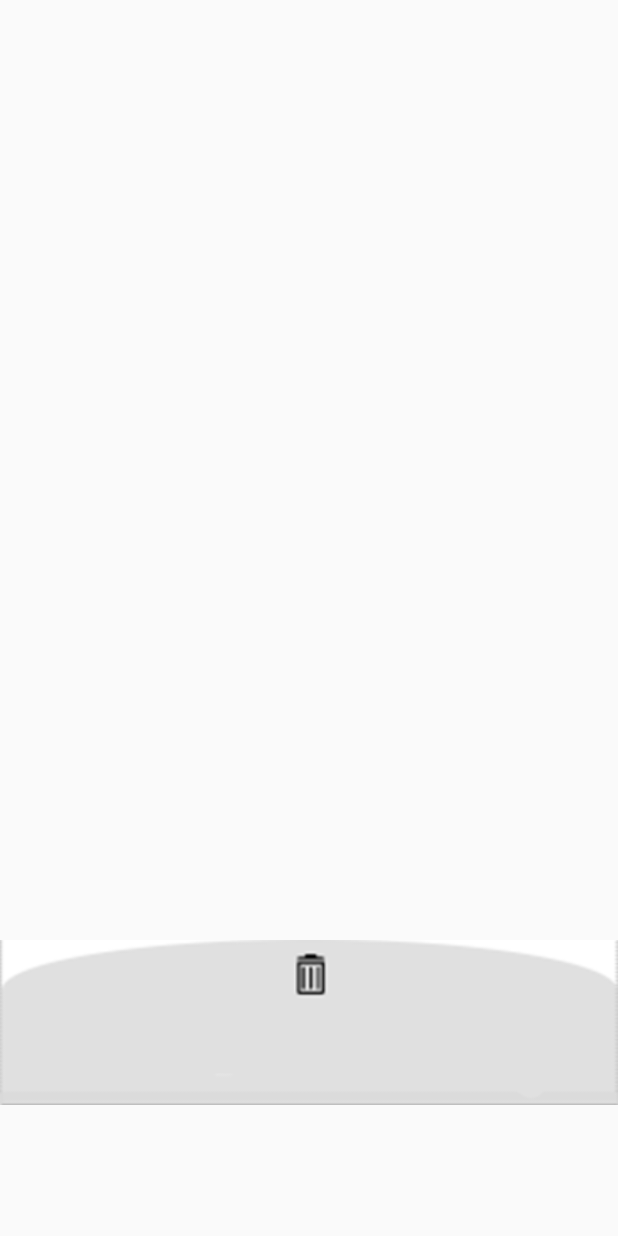
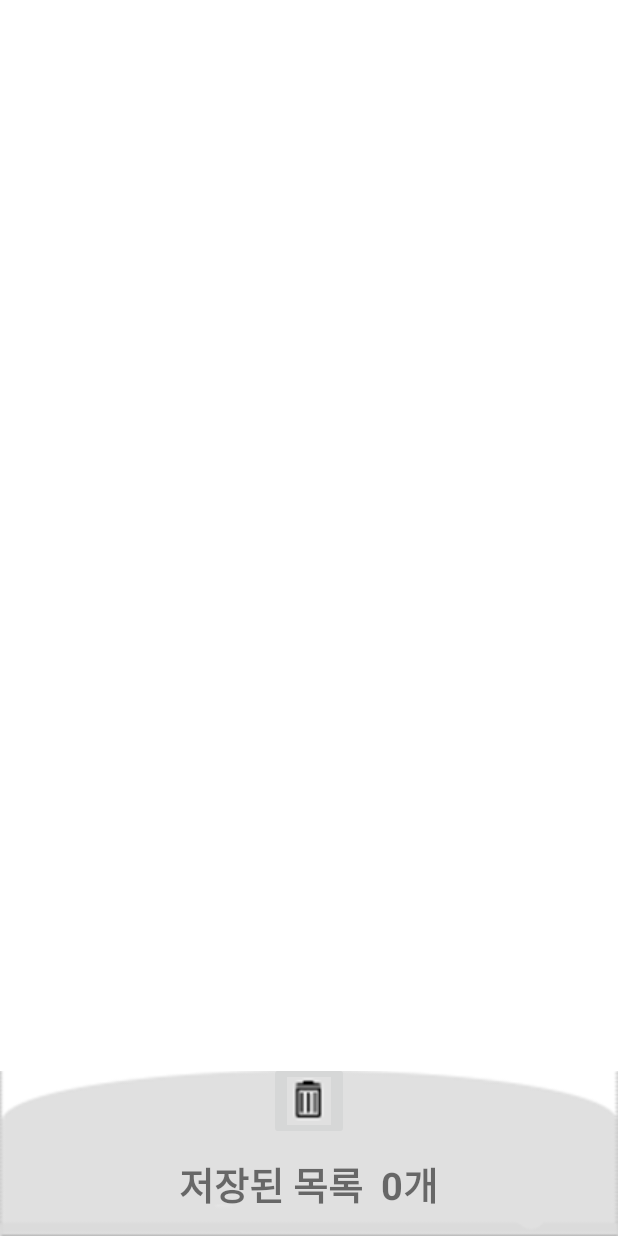
Before and after one commit to utturi/AndoridProject, an Android app: the SubmainActivity screen opened directly, with no data from a screen before it, on a phone screen of 412 x 824 dp. Run offline under Robolectric (Android 15) with nearby library versions, the phone set to English and light mode, and no system bars.

Commit message:
11.10 수정사항 - 데이터베이스를 SQLiteHelper함수를 통해 관리 - 리스트뷰를 통해 데이터 표현 - 직접 입력을 받아 데이터 베이스 레코드 추가 - 삭제 버튼을 통해 데이터 베이스 레코드 삭제 - 리스트뷰에서 날짜별로 정렬하여 화면에 SubMainActivity에 표현 - mainBut에 가장 날짜가 임박한 음식표시 - 데이터 삭제시 메인액티비티의 mainBut 새로고침

```diff
--- /dev/null
+++ b/app/src/main/java/com/example/andoridproject/DBHelper.java
@@ -0,0 +1,27 @@
+package com.example.andoridproject;
+
+import android.content.Context;
+import android.database.sqlite.SQLiteDatabase;
+import android.database.sqlite.SQLiteOpenHelper;
+
+public class DBHelper extends SQLiteOpenHelper {
+
+    public static final int DATABASE_VERSION = 1;
+
+    public DBHelper(Context context)
+    {
+        super(context,"food.db",null,DATABASE_VERSION);
+    }
+    @Override
+    public void onCreate(SQLiteDatabase db) {
+        String sql = "CREATE TABLE FOOD (" + "_id integer primary key autoincrement, " + "name, " + "date)";
+        db.execSQL(sql);
+    }
+
+    @Override
+    public void onUpgrade(SQLiteDatabase db, int oldVersion, int newVersion) {
+        if(newVersion == DATABASE_VERSION){
+            db.execSQL("DROP TABLE FOOD");
+        }
+    }
+}
--- a/app/src/main/java/com/example/andoridproject/SubmainActivity.java
+++ b/app/src/main/java/com/example/andoridproject/SubmainActivity.java
@@ -1,41 +1,85 @@
 package com.example.andoridproject;
 
 import androidx.appcompat.app.AppCompatActivity;
-
-import android.content.Context;
+import android.content.Intent;
+import android.database.Cursor;
+import android.database.sqlite.SQLiteDatabase;
 import android.os.Bundle;
+import android.view.View;
+import android.widget.Button;
+import android.widget.ImageButton;
+import android.widget.ListView;
 import android.widget.TextView;
+import java.util.ArrayList;
 
 public class SubmainActivity extends AppCompatActivity {
-    public static Context mContext;
-    TextView textView1;
-    TextView textView2;
-    TextView textView3;
-    TextView textView4;
-    TextView textView5;
-    int tableCount = 0;
-
+    ArrayList<ListViewItem> items = new ArrayList<ListViewItem>();
+    boolean mclick = false;
+    Button button;
+    ListView listView;
     @Override
     protected void onCreate(Bundle savedInstanceState) {
         super.onCreate(savedInstanceState);
         setContentView(R.layout.activity_sub_main);
-        textView1 = findViewById(R.id.textTable1);
-        textView2 = findViewById(R.id.textTable2);
-        textView3 = findViewById(R.id.textTable3);
-        textView4 = findViewById(R.id.textTable4);
-        textView5 = findViewById(R.id.textTable5);
-        mContext = this;
+        TextView textView = findViewById(R.id.textview);
+        listView = findViewById(R.id.listview);
+        button = (Button)findViewById(R.id.execute_delete);
+
+        //DB에서 데이터 추출
+        DBHelper helper = new DBHelper(this);
+        SQLiteDatabase db = helper.getReadableDatabase();
+        String sql = "SELECT name, date FROM FOOD ORDER BY date ASC";
+        Cursor cursor = db.rawQuery(sql, null);
+        for (int i = 0; i < cursor.getCount(); i++) {
+            cursor.moveToNext();
+            String name = cursor.getString(0);
+            String date = cursor.getString(1);
+            ListViewItem item = new ListViewItem(name,date);
+            items.add(item);
+        }
+        textView.setText("저장된 목록  "+ cursor.getCount()+"개");
+        db.close();
+        final ListViewAdapter listViewAdapter = new ListViewAdapter(items);
+        listView.setAdapter(listViewAdapter);
+        ImageButton imagebutton = findViewById(R.id.deleteButton);
+        imagebutton.setOnClickListener(new View.OnClickListener() {
+            @Override
+            public void onClick(View v) {
+                if(mclick==false) {
+                    mclick =true;
+                    button.setVisibility(View.VISIBLE);
+                    listViewAdapter.toggleCheckBox(mclick);
+                }
+                else
+                {
+                    mclick= false;
+                    button.setVisibility(View.INVISIBLE);
+                    listViewAdapter.toggleCheckBox(mclick);
+                }
+            }
+        });
+
+        button.setOnClickListener(new Button.OnClickListener() {
+            public void onClick(View v) {
+                int count = listViewAdapter.getCount();
+                ListViewItem item = new ListViewItem();
+                for (int i = 0; i < count; i++) {
+                        item = (ListViewItem) listViewAdapter.getItem(i);
+                        if(item.getSelected())
+                        {
+                            DBHelper helper = new DBHelper(getApplicationContext());
+                            SQLiteDatabase db = helper.getWritableDatabase();
+                            String sql = "DELETE FROM FOOD WHERE name = '" + item.getName() + "';";
+                            db.execSQL(sql);
+                        }
+                }
+                ((MainActivity)MainActivity.CONTEXT).onResume();
+                Intent intent = getIntent();
+                finish();
+                startActivity(intent);
+            }
+        }) ;
+
     }
-    public void createTextView(String name, String date)
-    {
-        switch(tableCount)
-        {
-            case 0 : textView1.setCursorVisible(true);textView1.setText(name+"/n"+date);tableCount++;break;
-            case 1 : textView2.setCursorVisible(true);textView2.setText(name+"/n"+date);tableCount++;break;
-            case 2 : textView3.setCursorVisible(true);textView3.setText(name+"/n"+date);tableCount++;break;
-            case 3 : textView4.setCursorVisible(true);textView4.setText(name+"/n"+date);tableCount++;break;
-            case 4 : textView5.setCursorVisible(true);textView5.setText(name+"/n"+date);tableCount++;break;
 
-        }
-    }
 }
--- a/app/src/main/res/layout/activity_sub_main.xml
+++ b/app/src/main/res/layout/activity_sub_main.xml
@@ -1,87 +1,52 @@
 <?xml version="1.0" encoding="utf-8"?>
-<LinearLayout xmlns:android="http://schemas.android.com/apk/res/android"
+<RelativeLayout xmlns:android="http://schemas.android.com/apk/res/android"
     android:layout_width="match_parent"
     android:layout_height="match_parent"
     android:orientation="vertical"
+    android:background="#ffffff"
     android:gravity="top">
-    <LinearLayout
-        android:id="@+id/subMain"
-        android:layout_width="wrap_content"
-        android:layout_height="wrap_content"
-        android:orientation="vertical">
-        <TextView
-            android:id="@+id/textTable1"
-            android:visibility="invisible"
-            android:text="name\ndate"
-            android:textStyle="bold"
-            android:textSize="45dp"
-            android:gravity="center"
-            android:layout_gravity="top"
-            android:layout_width="380dp"
-            android:layout_height="110dp"
-            android:background="#EBD3D3D3"
-            android:layout_marginLeft="15dp"
-            android:layout_marginTop="15dp"/>
-        <TextView
-            android:id="@+id/textTable2"
-            android:visibility="invisible"
-            android:text="name\ndate"
-            android:textStyle="bold"
-            android:textSize="45dp"
-            android:gravity="center"
-            android:layout_gravity="top"
-            android:layout_width="380dp"
-            android:layout_height="110dp"
-            android:background="#EBD3D3D3"
-            android:layout_marginLeft="15dp"
-            android:layout_marginTop="15dp"/>
-        <TextView
-            android:id="@+id/textTable3"
-            android:visibility="invisible"
-            android:text="name\ndate"
-            android:textStyle="bold"
-            android:textSize="45dp"
-            android:gravity="center"
-            android:layout_gravity="top"
-            android:layout_width="380dp"
-            android:layout_height="110dp"
-            android:background="#EBD3D3D3"
-            android:layout_marginLeft="15dp"
-            android:layout_marginTop="15dp"/>
-        <TextView
-            android:id="@+id/textTable4"
-            android:visibility="invisible"
-            android:text="name\ndate"
-            android:textStyle="bold"
-            android:textSize="45dp"
-            android:gravity="center"
-            android:layout_gravity="top"
-            android:layout_width="380dp"
-            android:layout_height="110dp"
-            android:background="#EBD3D3D3"
-            android:layout_marginLeft="15dp"
-            android:layout_marginTop="15dp"/>
-        <TextView
-            android:id="@+id/textTable5"
-            android:visibility="invisible"
-            android:text="name\ndate"
-            android:textStyle="bold"
-            android:textSize="45dp"
-            android:gravity="center"
-            android:layout_gravity="top"
-            android:layout_width="380dp"
-            android:layout_height="110dp"
-            android:background="#EBD3D3D3"
-            android:layout_marginLeft="15dp"
-            android:layout_marginTop="15dp"/>
-    </LinearLayout>
-    <ImageButton
-        android:id="@+id/deleteButton"
+
+    <ListView
+        android:id="@+id/listview"
+        android:layout_width="match_parent"
+        android:layout_height="670dp"
+        android:layout_marginLeft="25dp"
+        android:layout_marginTop="16dp"
+        android:dividerHeight="16dp"
+        android:divider="#ffffff"/>
+    <ImageView
+        android:id="@+id/deleteview"
         android:layout_width="match_parent"
         android:layout_height="110dp"
         android:scaleType="fitXY"
+        android:src="@drawable/delteview"
+        android:background="?attr/selectableItemBackground"
+        android:layout_alignParentBottom="true"/>
+    <TextView
+        android:id="@+id/textview"
+        android:layout_width="wrap_content"
+        android:layout_height="wrap_content"
+        android:layout_alignParentBottom="true"
+        android:text="저장된 목록 0개"
+        android:textSize="25dp"
+        android:textStyle="bold"
+        android:layout_centerHorizontal="true"
+        android:layout_marginBottom="15dp"/>
+    <ImageButton
+        android:id="@+id/deleteButton"
+        android:layout_width="wrap_content"
+        android:layout_height="wrap_content"
         android:src="@drawable/delete_button"
-        android:background="?attr/selectableItemBackground"
-        android:layout_gravity="bottom"/>>
+        android:layout_above="@+id/textview"
+        android:layout_centerHorizontal="true"
+        android:layout_marginBottom="10dp" />
+    <Button
+        android:id="@+id/execute_delete"
+        android:layout_width="wrap_content"
+        android:layout_height="wrap_content"
+        android:layout_toRightOf="@+id/deleteButton"
+        android:layout_alignBottom="@+id/deleteButton"
+        android:visibility="invisible"
+        android:text="delete"/>
 
-</LinearLayout>
+</RelativeLayout>
--- a/build.gradle
+++ b/build.gradle
@@ -7,7 +7,7 @@ buildscript {
 
     }
     dependencies {
-        classpath 'com.android.tools.build:gradle:3.5.1'
+        classpath 'com.android.tools.build:gradle:3.5.2'
 
         // NOTE: Do not place your application dependencies here; they belong
         // in the individual module build.gradle files
```
Also changed, not shown: app/src/main/java/com/example/andoridproject/ListViewAdapter.java (added, +100 -0 lines), app/src/main/java/com/example/andoridproject/ListViewItem.java (added, +40 -0 lines), app/src/main/java/com/example/andoridproject/MainActivity.java (+54 -67 lines), app/src/main/res/layout/activity_main.xml (+17 -21 lines), app/src/main/res/layout/item_layout.xml (added, +36 -0 lines), app/src/main/res/drawable/delete_button.png, app/src/main/res/drawable/delteview.png (added).
